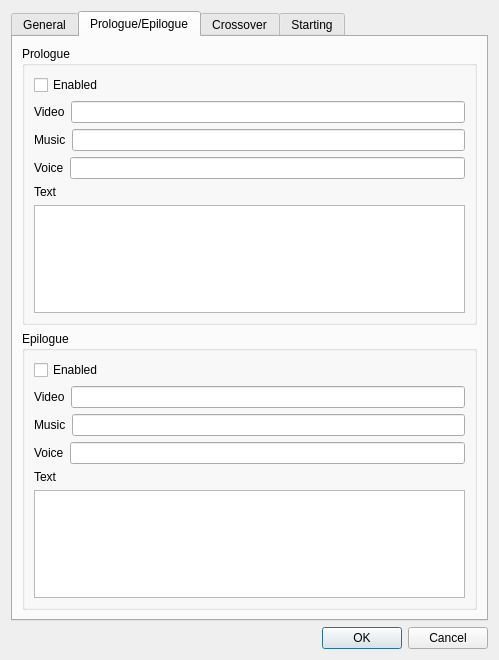
First picture: the form in mapeditor/campaigneditor/scenarioproperties.ui, repository vcmi/vcmi, before the edit.
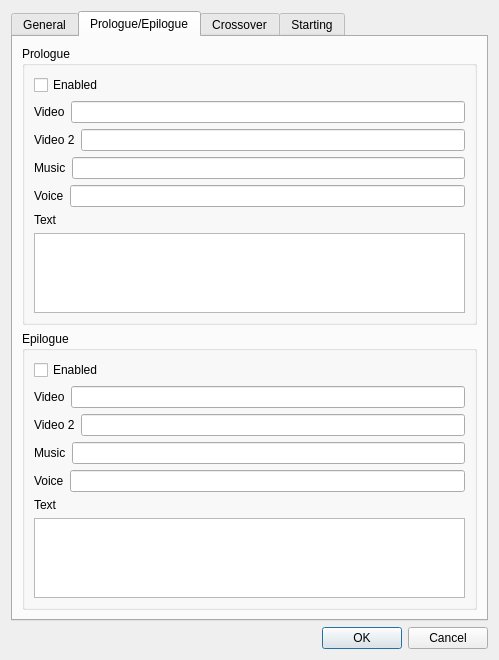
Second picture: the form after the edit. The open tabs and pages were chosen to show the change.

Commit message: allow defining second video in campaign

```diff
--- a/mapeditor/campaigneditor/scenarioproperties.ui
+++ b/mapeditor/campaigneditor/scenarioproperties.ui
@@ -174,6 +174,23 @@
             </item>
            </layout>
           </item>
+          <item>
+           <layout class="QHBoxLayout" name="horizontalLayout_3_">
+            <property name="topMargin">
+             <number>0</number>
+            </property>
+            <item>
+             <widget class="QLabel" name="labelPrologueVideoLoop">
+              <property name="text">
+               <string>Video 2</string>
+              </property>
+             </widget>
+            </item>
+            <item>
+             <widget class="QLineEdit" name="lineEditPrologueVideoLoop"/>
+            </item>
+           </layout>
+          </item>
           <item>
            <layout class="QHBoxLayout" name="horizontalLayout_4">
             <property name="topMargin">
@@ -251,6 +268,23 @@
             </item>
            </layout>
           </item>
+          <item>
+           <layout class="QHBoxLayout" name="horizontalLayout_6_">
+            <property name="topMargin">
+             <number>0</number>
+            </property>
+            <item>
+             <widget class="QLabel" name="labelEpilogueVideoLoop">
+              <property name="text">
+               <string>Video 2</string>
+              </property>
+             </widget>
+            </item>
+            <item>
+             <widget class="QLineEdit" name="lineEditEpilogueVideoLoop"/>
+            </item>
+           </layout>
+          </item>
           <item>
            <layout class="QHBoxLayout" name="horizontalLayout_8">
             <property name="topMargin">
```
The commit also changes 9 other files.
